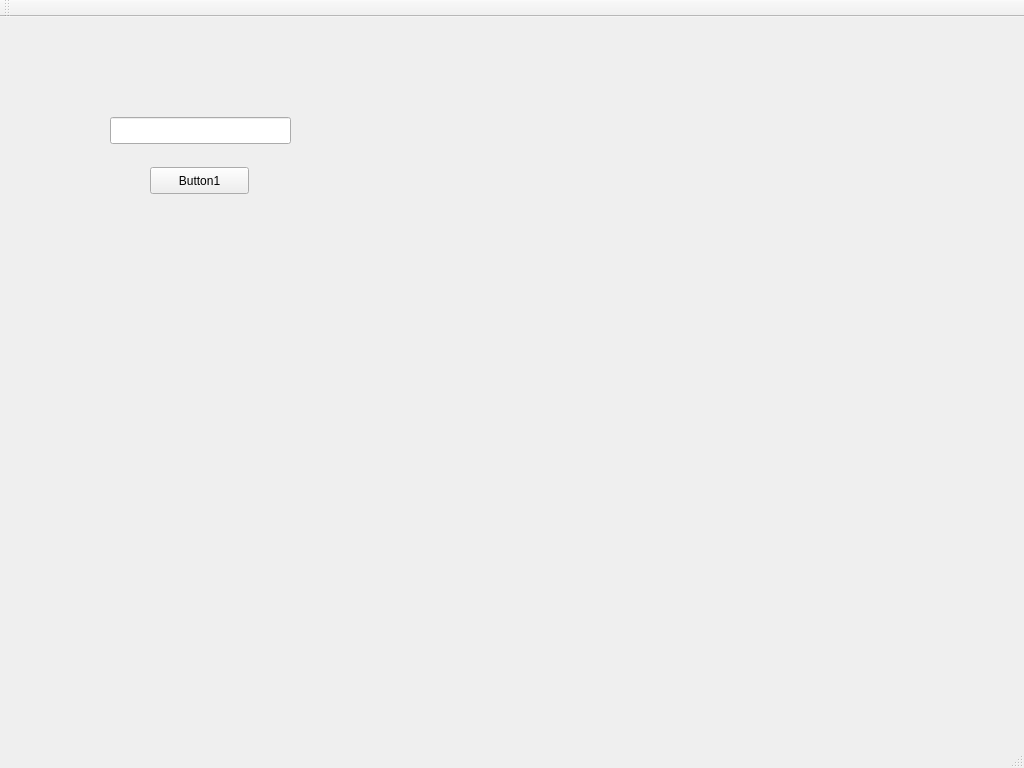
Qt form mainwindow.ui (simonqin09/QtGPIOProject) before a commit.
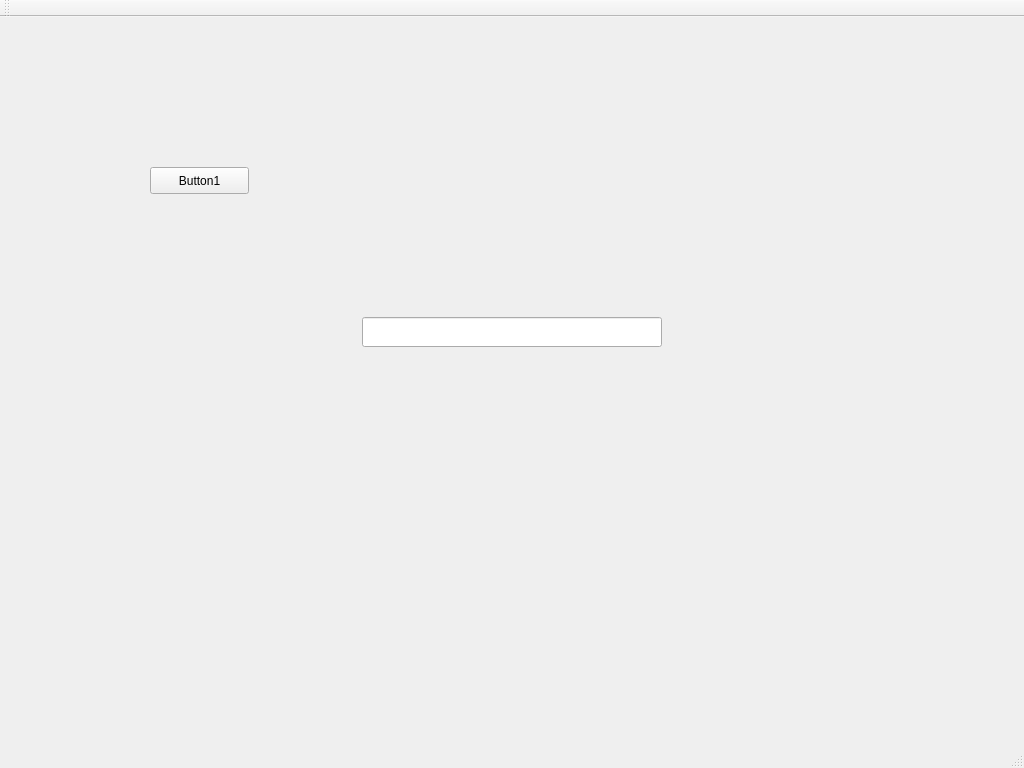
The same form after that commit.

The edit to the form file:
```diff
--- a/mainwindow.ui
+++ b/mainwindow.ui
@@ -30,10 +30,10 @@
    <widget class="QLineEdit" name="Edit1">
     <property name="geometry">
      <rect>
-      <x>110</x>
-      <y>100</y>
-      <width>181</width>
-      <height>27</height>
+      <x>362</x>
+      <y>300</y>
+      <width>300</width>
+      <height>30</height>
      </rect>
     </property>
    </widget>
```
